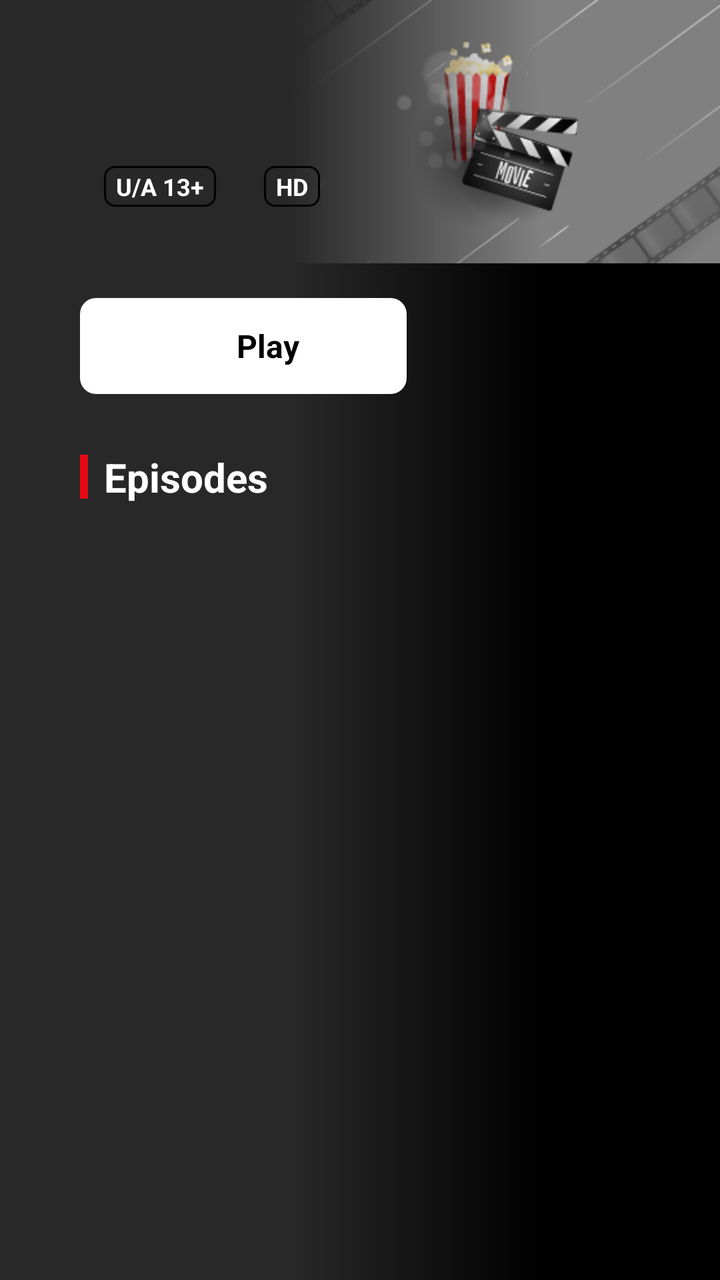
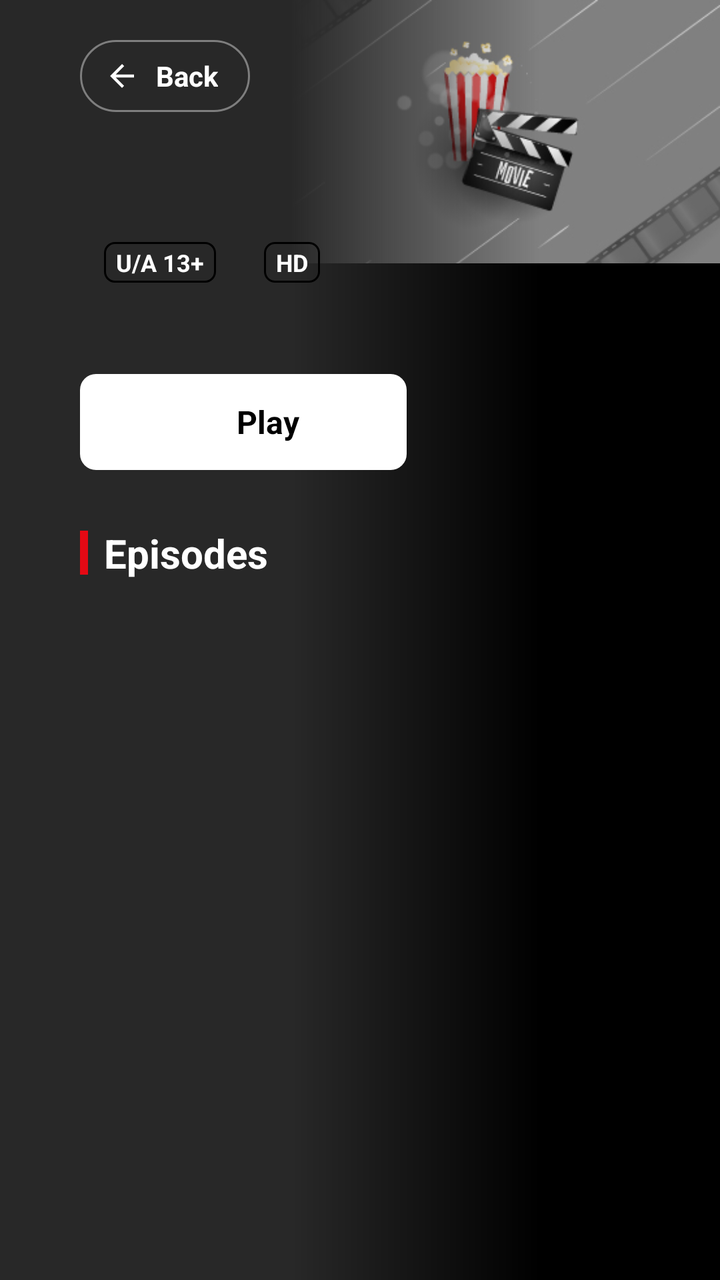

Compare the two renders of this Android layout. The source of the first and the diff that turns it into the second are given below.
<!-- AndroidManifest.xml: activity theme Theme.BestcastTV.NoActionBar -->
<!-- res/layout/activity_web_series_details.xml -->
<?xml version="1.0" encoding="utf-8"?>
<androidx.constraintlayout.widget.ConstraintLayout xmlns:android="http://schemas.android.com/apk/res/android"
    xmlns:app="http://schemas.android.com/apk/res-auto"
    android:layout_width="match_parent"
    android:layout_height="match_parent"
    android:background="@android:color/black">

    <ImageView
        android:id="@+id/img_series_banner"
        android:layout_width="0dp"
        android:layout_height="0dp"
        android:adjustViewBounds="true"
        android:scaleType="centerCrop"
        android:src="@drawable/default_landscape"
        app:layout_constraintDimensionRatio="16:9"
        app:layout_constraintEnd_toEndOf="parent"
        app:layout_constraintTop_toTopOf="parent"
        app:layout_constraintWidth_percent=".65" />

    <View
        android:id="@+id/gradient_overlay"
        android:layout_width="0dp"
        android:layout_height="0dp"
        android:background="@drawable/banner_gradient"
        app:layout_constraintBottom_toBottomOf="parent"
        app:layout_constraintStart_toStartOf="parent"
        app:layout_constraintTop_toTopOf="parent"
        app:layout_constraintWidth_percent=".75" />

    <androidx.core.widget.NestedScrollView
        android:id="@+id/scroll_series_details"
        android:layout_width="0dp"
        android:layout_height="match_parent"
        android:clipToPadding="false"
        android:descendantFocusability="afterDescendants"
        android:fillViewport="true"
        android:focusable="false"
        android:focusableInTouchMode="false"
        android:paddingStart="40dp"
        android:paddingTop="30dp"
        android:paddingEnd="20dp"
        android:paddingBottom="40dp"
        android:scrollbars="none"
        app:layout_constraintBottom_toBottomOf="parent"
        app:layout_constraintStart_toStartOf="parent"
        app:layout_constraintTop_toTopOf="parent"
        app:layout_constraintWidth_percent=".62">

        <LinearLayout
            android:layout_width="match_parent"
            android:layout_height="wrap_content"
            android:orientation="vertical">

            
            <TextView
                android:id="@+id/txt_series_title"
                android:layout_width="match_parent"
                android:layout_height="wrap_content"
                android:textColor="@android:color/white"
                android:textSize="32sp"
                android:textStyle="bold" />

            
            <LinearLayout
                android:layout_width="match_parent"
                android:layout_height="wrap_content"
                android:layout_marginTop="10dp"
                android:gravity="center_vertical"
                android:orientation="horizontal">

                <TextView
                    android:id="@+id/txt_series_year"
                    android:layout_width="wrap_content"
                    android:layout_height="wrap_content"
                    android:text=""
                    android:visibility="gone"
                    android:textColor="#BBBBBB"
                    android:textSize="13sp" />

                <TextView
                    android:id="@+id/txt_series_certificate"
                    android:layout_width="wrap_content"
                    android:layout_height="wrap_content"
                    android:layout_marginStart="12dp"
                    android:background="@drawable/white_border_box"
                    android:paddingStart="6dp"
                    android:paddingTop="2dp"
                    android:paddingEnd="6dp"
                    android:paddingBottom="2dp"
                    android:text="U/A 13+"
                    android:textColor="@android:color/white"
                    android:textSize="12sp"
                    android:textStyle="bold" />

                <TextView
                    android:id="@+id/txt_series_seasons_count"
                    android:layout_width="wrap_content"
                    android:layout_height="wrap_content"
                    android:layout_marginStart="12dp"
                    android:textColor="#BBBBBB"
                    android:textSize="13sp" />

                <TextView
                    android:id="@+id/txt_series_hd"
                    android:layout_width="wrap_content"
                    android:layout_height="wrap_content"
                    android:layout_marginStart="12dp"
                    android:background="@drawable/white_border_box"
                    android:paddingStart="6dp"
                    android:paddingTop="2dp"
                    android:paddingEnd="6dp"
                    android:paddingBottom="2dp"
                    android:text="HD"
                    android:textColor="@android:color/white"
                    android:textSize="12sp"
                    android:textStyle="bold" />
            </LinearLayout>

            
            <TextView
                android:id="@+id/txt_series_description"
                android:layout_width="match_parent"
                android:layout_height="wrap_content"
                android:layout_marginTop="10dp"
                android:ellipsize="end"
                android:lineSpacingMultiplier="1.2"
                android:maxLines="3"
                android:textColor="#CCCCCC"
                android:textSize="13sp" />

            
            <Button
                android:id="@+id/btn_play_resume"
                android:layout_width="match_parent"
                android:layout_height="48dp"
                android:layout_marginTop="18dp"
                android:background="@drawable/white_button_selector"
                android:drawableLeft="@drawable/ic_play"
                android:drawablePadding="8dp"
                android:focusable="true"
                android:gravity="center"
                android:nextFocusDown="@id/recycler_seasons"
                android:text="Play"
                android:textColor="@android:color/black"
                android:textSize="16sp"
                android:textStyle="bold" />

            
            <LinearLayout
                android:layout_width="match_parent"
                android:layout_height="wrap_content"
                android:layout_marginTop="28dp"
                android:gravity="center_vertical"
                android:orientation="horizontal">

                <View
                    android:layout_width="4dp"
                    android:layout_height="22dp"
                    android:background="#E50914" />

                <TextView
                    android:id="@+id/txt_episodes_header"
                    android:layout_width="wrap_content"
                    android:layout_height="wrap_content"
                    android:layout_marginStart="8dp"
                    android:text="Episodes"
                    android:textColor="@android:color/white"
                    android:textSize="20sp"
                    android:textStyle="bold" />
            </LinearLayout>

            
            <androidx.recyclerview.widget.RecyclerView
                android:id="@+id/recycler_seasons"
                android:layout_width="match_parent"
                android:layout_height="wrap_content"
                android:layout_marginTop="12dp"
                android:clipToPadding="false"
                android:nestedScrollingEnabled="false"
                android:nextFocusUp="@id/btn_play_resume"
                android:nextFocusDown="@id/recycler_episodes"
                android:orientation="horizontal"
                app:layoutManager="androidx.recyclerview.widget.LinearLayoutManager" />

            
            <androidx.recyclerview.widget.RecyclerView
                android:id="@+id/recycler_episodes"
                android:layout_width="match_parent"
                android:layout_height="wrap_content"
                android:layout_marginTop="12dp"
                android:clipToPadding="false"
                android:nestedScrollingEnabled="false"
                android:nextFocusUp="@id/recycler_seasons"
                android:orientation="vertical"
                app:layoutManager="androidx.recyclerview.widget.LinearLayoutManager" />

        </LinearLayout>
    </androidx.core.widget.NestedScrollView>

</androidx.constraintlayout.widget.ConstraintLayout>
<!-- resources referenced by this layout -->
<resources>
  <!-- drawable banner_gradient (drawable) -->
  <?xml version="1.0" encoding="utf-8"?>
  <shape xmlns:android="http://schemas.android.com/apk/res/android">
      <gradient
          android:endColor="@android:color/transparent"
          android:centerColor="#282828"
          android:startColor="#282828"
          android:centerY=".54"/>
  </shape>
  <!-- drawable default_landscape: jpg bitmap (drawable, 45083 bytes) -->
  <!-- drawable ic_play (drawable) -->
  <vector xmlns:android="http://schemas.android.com/apk/res/android"
      android:width="16dp"
      android:height="16dp"
      android:tint="#FFFFFF"
      android:viewportWidth="24"
      android:viewportHeight="24">
      <path
          android:fillColor="@android:color/white"
          android:pathData="M8,5v14l11,-7z" />
  </vector>
  <!-- drawable white_border_box (drawable) -->
  <?xml version="1.0" encoding="utf-8"?>
  <shape xmlns:android="http://schemas.android.com/apk/res/android">
      <stroke
          android:width="1dp"
          android:color="@color/lb_tv_white" />
      <corners android:radius="5dp" />
  </shape>
  <!-- drawable white_button_selector (drawable) -->
  <?xml version="1.0" encoding="utf-8"?>
  <selector xmlns:android="http://schemas.android.com/apk/res/android">
      <item android:state_focused="true">
          <shape android:shape="rectangle">
              <solid android:color="#FFFFFF" />
              <corners android:radius="8dp" />
              <stroke android:width="3dp" android:color="#E50914" />
          </shape>
      </item>
      <item>
          <shape android:shape="rectangle">
              <solid android:color="#FFFFFF" />
              <corners android:radius="8dp" />
          </shape>
      </item>
  </selector>
  <style name="Theme.BestcastTV.NoActionBar">
          <item name="windowActionBar">false</item>
          <item name="windowNoTitle">true</item>
      </style>
</resources>

<!-- the commit's change to res/layout/activity_web_series_details.xml (unified diff, before → after) -->
@@ -27,23 +27,57 @@
         app:layout_constraintTop_toTopOf="parent"
         app:layout_constraintWidth_percent=".75" />
 
+    
+    <LinearLayout
+        android:id="@+id/btn_back"
+        android:layout_width="wrap_content"
+        android:layout_height="36dp"
+        android:layout_marginStart="40dp"
+        android:layout_marginTop="20dp"
+        android:background="@drawable/back_button_selector"
+        android:clickable="true"
+        android:focusable="true"
+        android:focusableInTouchMode="true"
+        android:gravity="center_vertical"
+        android:nextFocusDown="@id/btn_play_resume"
+        android:orientation="horizontal"
+        android:paddingStart="12dp"
+        android:paddingEnd="16dp"
+        app:layout_constraintStart_toStartOf="parent"
+        app:layout_constraintTop_toTopOf="parent">
+
+        <ImageView
+            android:layout_width="18dp"
+            android:layout_height="18dp"
+            android:src="@drawable/ic_arrow_back" />
+
+        <TextView
+            android:layout_width="wrap_content"
+            android:layout_height="wrap_content"
+            android:layout_marginStart="8dp"
+            android:text="Back"
+            android:textColor="@android:color/white"
+            android:textSize="14sp"
+            android:textStyle="bold" />
+    </LinearLayout>
+
     <androidx.core.widget.NestedScrollView
         android:id="@+id/scroll_series_details"
         android:layout_width="0dp"
-        android:layout_height="match_parent"
+        android:layout_height="0dp"
         android:clipToPadding="false"
         android:descendantFocusability="afterDescendants"
         android:fillViewport="true"
         android:focusable="false"
         android:focusableInTouchMode="false"
         android:paddingStart="40dp"
-        android:paddingTop="30dp"
+        android:paddingTop="12dp"
         android:paddingEnd="20dp"
         android:paddingBottom="40dp"
         android:scrollbars="none"
         app:layout_constraintBottom_toBottomOf="parent"
         app:layout_constraintStart_toStartOf="parent"
-        app:layout_constraintTop_toTopOf="parent"
+        app:layout_constraintTop_toBottomOf="@id/btn_back"
         app:layout_constraintWidth_percent=".62">
 
         <LinearLayout
@@ -139,6 +173,7 @@
                 android:drawablePadding="8dp"
                 android:focusable="true"
                 android:gravity="center"
+                android:nextFocusUp="@id/btn_back"
                 android:nextFocusDown="@id/recycler_seasons"
                 android:text="Play"
                 android:textColor="@android:color/black"
<!-- resource entries referenced after the edit -->
@@ -1,5 +1,29 @@
 <!-- resources referenced by this layout -->
 <resources>
+  <!-- drawable back_button_selector (drawable) -->
+  <?xml version="1.0" encoding="utf-8"?>
+  <selector xmlns:android="http://schemas.android.com/apk/res/android">
+      <item android:state_focused="true">
+          <shape android:shape="rectangle">
+              <solid android:color="#E50914" />
+              <stroke android:width="2dp" android:color="@android:color/white" />
+              <corners android:radius="20dp" />
+          </shape>
+      </item>
+      <item android:state_pressed="true">
+          <shape android:shape="rectangle">
+              <solid android:color="#B00710" />
+              <corners android:radius="20dp" />
+          </shape>
+      </item>
+      <item>
+          <shape android:shape="rectangle">
+              <solid android:color="#332A2A2A" />
+              <stroke android:width="1dp" android:color="#66FFFFFF" />
+              <corners android:radius="20dp" />
+          </shape>
+      </item>
+  </selector>
   <!-- drawable banner_gradient (drawable) -->
   <?xml version="1.0" encoding="utf-8"?>
   <shape xmlns:android="http://schemas.android.com/apk/res/android">
@@ -10,6 +34,17 @@
           android:centerY=".54"/>
   </shape>
   <!-- drawable default_landscape: jpg bitmap (drawable, 45083 bytes) -->
+  <!-- drawable ic_arrow_back (drawable) -->
+  <vector xmlns:android="http://schemas.android.com/apk/res/android"
+      android:width="24dp"
+      android:height="24dp"
+      android:viewportWidth="24"
+      android:viewportHeight="24"
+      android:tint="#FFFFFF">
+      <path
+          android:fillColor="@android:color/white"
+          android:pathData="M20,11H7.83l5.59,-5.59L12,4l-8,8 8,8 1.41,-1.41L7.83,13H20v-2z" />
+  </vector>
   <!-- drawable ic_play (drawable) -->
   <vector xmlns:android="http://schemas.android.com/apk/res/android"
       android:width="16dp"
